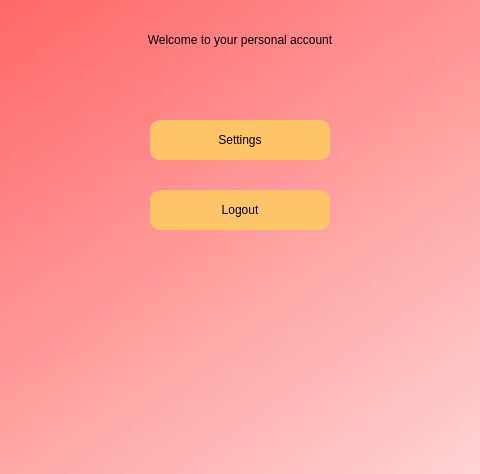
This is main.ui in wendlanm/good-day-to-study-up as Qt 5 draws it before an edit; both pictures show x 360 to 840 and y 240 to 714 of the 1203 by 714 pixel window. The edited form follows.
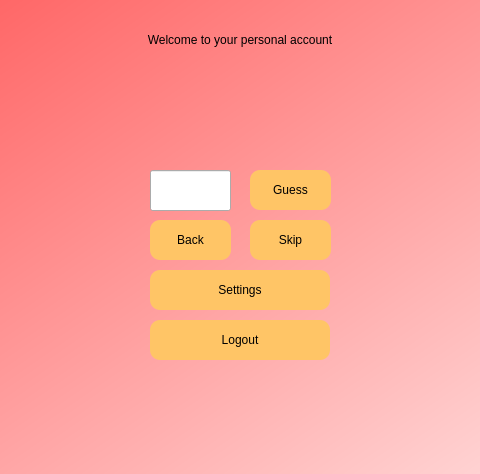
This is the edited form.

```diff
--- a/main.ui
+++ b/main.ui
@@ -65,7 +65,7 @@
     <property name="geometry">
      <rect>
       <x>510</x>
-      <y>430</y>
+      <y>560</y>
       <width>180</width>
       <height>40</height>
      </rect>
@@ -83,7 +83,7 @@
     <property name="geometry">
      <rect>
       <x>510</x>
-      <y>360</y>
+      <y>510</y>
       <width>180</width>
       <height>40</height>
      </rect>
@@ -97,6 +97,86 @@
      <string>Settings</string>
     </property>
    </widget>
+   <widget class="QLabel" name="character_image">
+    <property name="geometry">
+     <rect>
+      <x>540</x>
+      <y>300</y>
+      <width>131</width>
+      <height>101</height>
+     </rect>
+    </property>
+    <property name="text">
+     <string/>
+    </property>
+    <property name="alignment">
+     <set>Qt::AlignCenter</set>
+    </property>
+   </widget>
+   <widget class="QPushButton" name="skip_char">
+    <property name="geometry">
+     <rect>
+      <x>610</x>
+      <y>460</y>
+      <width>81</width>
+      <height>40</height>
+     </rect>
+    </property>
+    <property name="styleSheet">
+     <string notr="true">border-radius:10px;
+font: 18pt &quot;Helvetica&quot;;
+background-color: rgb(255, 197, 102);</string>
+    </property>
+    <property name="text">
+     <string>Skip</string>
+    </property>
+   </widget>
+   <widget class="QPushButton" name="prev_char">
+    <property name="geometry">
+     <rect>
+      <x>510</x>
+      <y>460</y>
+      <width>81</width>
+      <height>40</height>
+     </rect>
+    </property>
+    <property name="styleSheet">
+     <string notr="true">border-radius:10px;
+font: 18pt &quot;Helvetica&quot;;
+background-color: rgb(255, 197, 102);</string>
+    </property>
+    <property name="text">
+     <string>Back</string>
+    </property>
+   </widget>
+   <widget class="QPushButton" name="guess_char_button">
+    <property name="geometry">
+     <rect>
+      <x>610</x>
+      <y>410</y>
+      <width>81</width>
+      <height>40</height>
+     </rect>
+    </property>
+    <property name="styleSheet">
+     <string notr="true">border-radius:10px;
+font: 18pt &quot;Helvetica&quot;;
+background-color: rgb(255, 197, 102);</string>
+    </property>
+    <property name="text">
+     <string>Guess</string>
+    </property>
+   </widget>
+   <widget class="QLineEdit" name="char_guess_text">
+    <property name="geometry">
+     <rect>
+      <x>510</x>
+      <y>410</y>
+      <width>81</width>
+      <height>41</height>
+     </rect>
+    </property>
+   </widget>
   </widget>
  </widget>
  <resources/>
```
